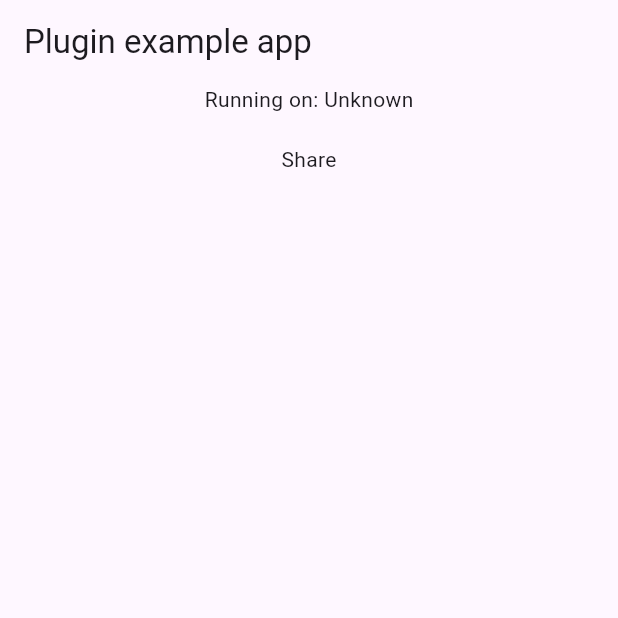
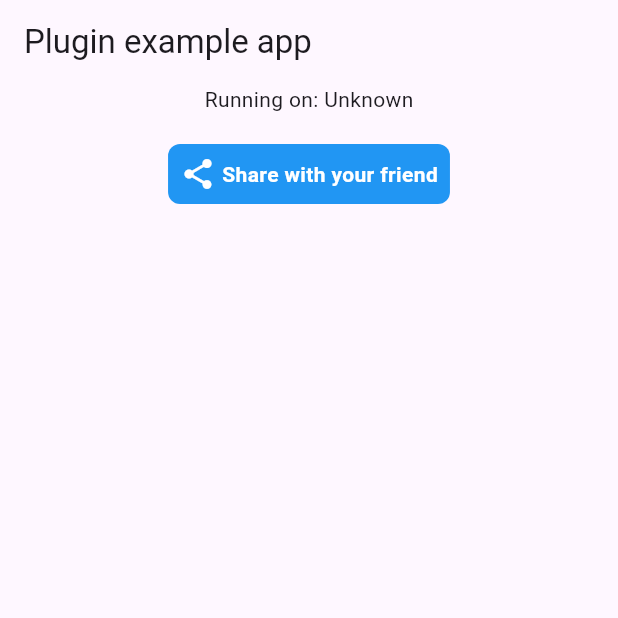
Before and after one commit to inftex/inf_flutter_share, a Flutter app: the screen it shows after launch, on a phone screen of 412 x 824 dp, the top half of it. Run offline on Flutter 3.47's test engine with Material 3 defaults, Android fonts, the phone set to English and light mode, and no system bars; our stand-ins replace plugin_platform_interface, share_plus.

Commit message:
basic share button

```diff
--- a/example/lib/main.dart
+++ b/example/lib/main.dart
@@ -58,12 +58,14 @@ class _MyAppState extends State<MyApp> {
           child: Column(
             children: [
               Text('Running on: $_platformVersion\n'),
-              InkWell(
-                onTap: () {
-                  Share.I.share(content: 'hello https://google.com');
-                },
-                child: Text('Share'),
-              )
+              Share.I.defaultButton(
+                  title: 'Share with your friend',
+                  // backgroundColor: Colors.yellow,
+                  // iconColor: Colors.red,
+                  // textStyle: TextStyle(color: Colors.red),
+                  onClick: () {
+                    Share.I.share('hello link');
+                  })
             ],
           ),
         ),
--- a/lib/share_manager_abstract.dart
+++ b/lib/share_manager_abstract.dart
@@ -1,3 +1,4 @@
+import 'package:flutter/widgets.dart';
 import 'package:inf_flutter_share/inf_flutter_share.dart';
 
 abstract class Share {
@@ -8,5 +9,29 @@ abstract class Share {
     return _instance!;
   }
 
-  Future<ShareResult> share({required String content});
+  ///
+  /// Create custom share button and call this function on click
+  ///
+  Future<ShareResult> share(String content);
+
+  ///
+  /// Default button with share()
+  ///
+  /*
+  Share.I.defaultButton(
+    title: 'Share with your friend',
+    // backgroundColor: Colors.yellow,
+    // iconColor: Colors.red,
+    // textStyle: TextStyle(color: Colors.red),
+    onClick: () {
+      Share.I.share('hello link');
+    })
+  */
+  Widget defaultButton({
+    required String title,
+    required Function onClick,
+    Color? backgroundColor,
+    Color? iconColor,
+    TextStyle? textStyle,
+  });
 }
--- a/lib/share_manager_impl.dart
+++ b/lib/share_manager_impl.dart
@@ -1,3 +1,4 @@
+import 'package:flutter/material.dart';
 import 'package:inf_flutter_share/inf_flutter_share.dart';
 import 'package:share_plus/share_plus.dart' as sp;
 
@@ -5,7 +6,7 @@ class ShareImpl extends Share {
   ShareImpl();
 
   @override
-  Future<ShareResult> share({required String content}) async {
+  Future<ShareResult> share(String content) async {
     final result = await sp.Share.share(content);
     return _convertToResult(result.status);
   }
@@ -17,4 +18,49 @@ class ShareImpl extends Share {
     }
     return result;
   }
+
+  @override
+  Widget defaultButton({
+    required String title,
+    required Function onClick,
+    Color? backgroundColor,
+    Color? iconColor,
+    TextStyle? textStyle,
+  }) {
+    return InkWell(
+      onTap: () {
+        onClick.call();
+      },
+      splashColor: null,
+      highlightColor: null,
+      focusColor: null,
+      child: Container(
+        padding: const EdgeInsets.all(8),
+        decoration: BoxDecoration(
+          color: backgroundColor ?? Colors.blue,
+          // border: Border.all(color: Colors.blue),
+          borderRadius: BorderRadius.circular(8),
+        ),
+        child: Row(
+          mainAxisSize: MainAxisSize.min,
+          children: [
+            Icon(
+              Icons.share,
+              color: iconColor ?? Colors.white,
+              size: 24,
+            ),
+            const SizedBox(width: 4),
+            Text(
+              title,
+              style: textStyle ??
+                  const TextStyle(
+                      fontSize: 14,
+                      color: Colors.white,
+                      fontWeight: FontWeight.bold),
+            ),
+          ],
+        ),
+      ),
+    );
+  }
 }
```
